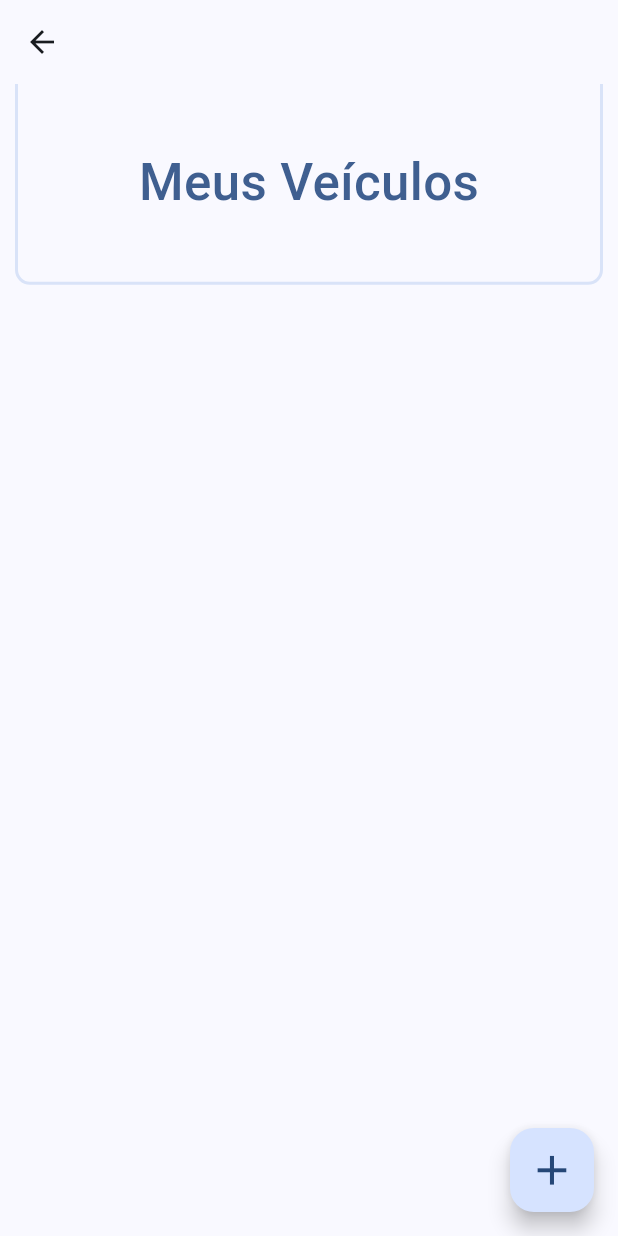
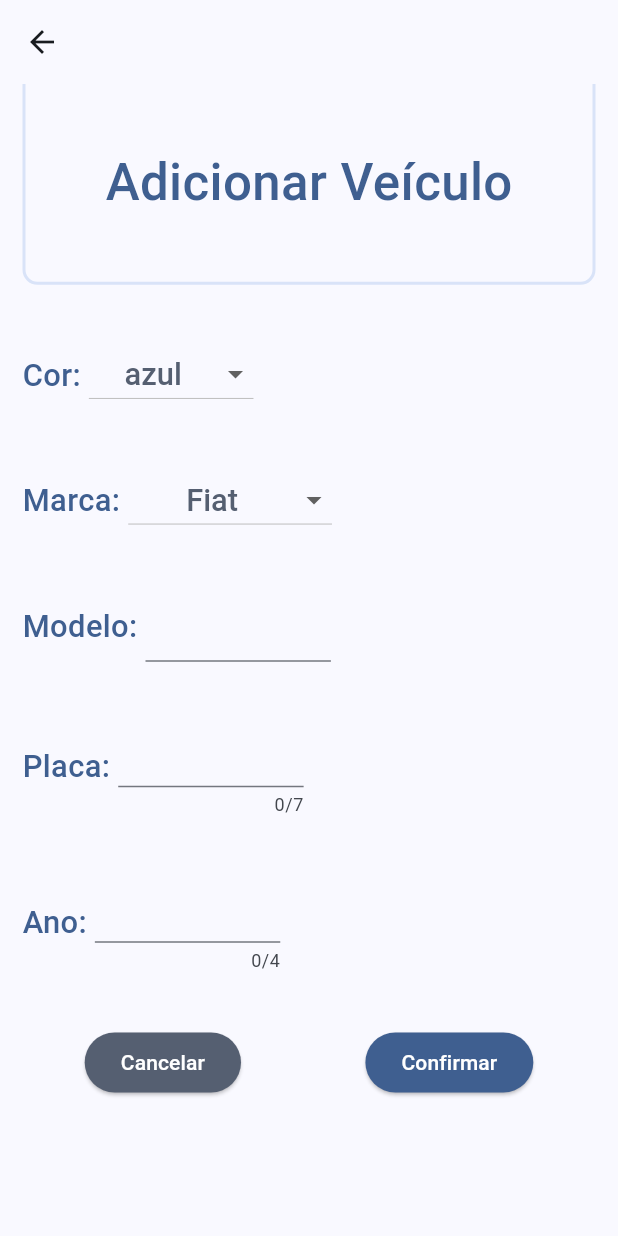
Before and after one commit to meirelesnic/SistemaDeCaronasUFF, a Flutter app: the MeusVeiculos screen opened directly, after a tap on the "add" icon, on a phone screen of 412 x 824 dp. Run offline on Flutter 3.47's test engine with Material 3 defaults, Android fonts, the phone set to English and light mode, and no system bars; our stand-ins replace cloud_firestore, dio, firebase_auth, firebase_core, font_awesome_flutter, google_sign_in and 1 more; missing offline and left inert: dart:ffi, open_street_map_search_and_pick; accounts and stored records are empty.

Commit message:
tela adicionarVeiculo com alguma lógica de controle

```diff
--- /dev/null
+++ b/uff_caronas/lib/view/adicionarVeiculo.dart
@@ -0,0 +1,411 @@
+import 'package:flutter/material.dart';
+import 'package:uff_caronas/view/login.dart';
+import '../controller/VeiculoController.dart';
+import '../model/DAO/VeiculoDAO.dart';
+import '../model/modelos/Veiculo.dart';
+import 'meusVeiculos.dart';
+
+class AdicionarVeiculo extends StatefulWidget {
+  @override
+  State<AdicionarVeiculo> createState() => _AdicionarVeiculoState();
+}
+
+class _AdicionarVeiculoState extends State<AdicionarVeiculo> {
+  late TextEditingController _placaController;
+  late TextEditingController _brandController;
+  late TextEditingController _modelController;
+  late TextEditingController _yearController;
+
+  String _selectedBrand = '';
+  final List<String> _brands = [
+    'Fiat',
+    'Volkswagen',
+    'Chevrolet',
+    'Ford',
+    'Toyota',
+    'Hyundai',
+    'Honda',
+    'Renault',
+    'Nissan',
+    'Jeep',
+    'Outra',
+  ];
+
+  String _selectedColor = '';
+  final List<String> _colors = [
+    'azul',
+    'amarelo',
+    'branco',
+    'cinza',
+    'laranja',
+    'preto',
+    'verde',
+    'vermelho'
+  ];
+
+  @override
+  void initState() {
+    super.initState();
+    _placaController = TextEditingController();
+    _brandController = TextEditingController();
+    _modelController = TextEditingController();
+    _yearController = TextEditingController();
+    _selectedBrand = _brands[0];
+    _selectedColor = _colors[0]; // Define a cor padrão como a primeira da lista
+  }
+
+  bool _verificarVeiculo(VeiculoController vc) {
+    if (!vc.validaPlaca(_placaController.text)) return false;
+    try {
+      if (!vc.validaAno(int.parse(_yearController.text))) return false;
+    } catch (e) {
+      //controller null
+      return false;
+    }
+    return true;
+  }
+
+  @override
+  Widget build(BuildContext context) {
+    final screenSize = MediaQuery.of(context).size;
+    bool invalido = false;
+    return Scaffold(
+        appBar: AppBar(),
+        body: Padding(
+            padding: const EdgeInsets.symmetric(horizontal: 15),
+            child: Column(
+              mainAxisAlignment: MainAxisAlignment.start,
+              children: [
+                SafeArea(
+                  child: Container(
+                    height: screenSize.height * (130.0 / 800.0),
+                    decoration: BoxDecoration(
+                      color: Theme.of(context).colorScheme.surface,
+                      borderRadius: const BorderRadius.only(
+                        bottomLeft: Radius.circular(10),
+                        bottomRight: Radius.circular(10),
+                      ),
+                      border: Border(
+                        right: BorderSide(
+                          color: Theme.of(context)
+                              .colorScheme
+                              .secondaryContainer, // cor da linha de contorno
+                          width: 2.0, // largura da linha de contorno
+                        ),
+                        left: BorderSide(
+                          color: Theme.of(context)
+                              .colorScheme
+                              .secondaryContainer, // cor da linha de contorno
+                          width: 2.0, // largura da linha de contorno
+                        ),
+                        bottom: BorderSide(
+                          color: Theme.of(context)
+                              .colorScheme
+                              .secondaryContainer, // cor da linha de contorno
+                          width: 2.0, // largura da linha de contorno
+                        ),
+                      ),
+                    ),
+                    child: Container(
+                      width: screenSize.width,
+                      alignment: AlignmentDirectional.center,
+                      margin: EdgeInsets.symmetric(
+                          horizontal: screenSize.width * (25 / 360)),
+                      child: Text(
+                        "Adicionar Veículo",
+                        style: TextStyle(
+                            color: Theme.of(context).colorScheme.primary,
+                            fontWeight: FontWeight.w500,
+                            fontSize: screenSize.height * (33 / 800)),
+                      ),
+                    ),
+                  ),
+                ),
+                Expanded(
+                  child: SingleChildScrollView(
+                    child: Column(
+                        mainAxisAlignment: MainAxisAlignment.spaceBetween,
+                        children: [
+                          Container(
+                            height: screenSize.height * (3 / 5),
+                            child: Column(
+                                mainAxisAlignment:
+                                    MainAxisAlignment.spaceEvenly,
+                                children: [
+                                  Row(
+                                      mainAxisAlignment:
+                                          MainAxisAlignment.start,
+                                      children: [
+                                        Text(
+                                          "Cor: ",
+                                          style: TextStyle(
+                                              color: Theme.of(context)
+                                                  .colorScheme
+                                                  .primary,
+                                              fontWeight: FontWeight.w500,
+                                              fontSize: screenSize.height *
+                                                  (20 / 800)),
+                                        ),
+                                        DropdownButton<String>(
+                                          value: _selectedColor,
+                                          items: _colors.map((color) {
+                                            return DropdownMenuItem<String>(
+                                              value: color,
+                                              child: Text(color),
+                                            );
+                                          }).toList(),
+                                          onChanged: (newValue) {
+                                            setState(() {
+                                              _selectedColor = newValue!;
+                                            });
+                                          },
+                                          style: TextStyle(
+                                              color: Theme.of(context)
+                                                  .colorScheme
+                                                  .secondary,
+                                              fontWeight: FontWeight.w500,
+                                              fontSize: screenSize.height *
+                                                  (20 / 800)),
+                                          alignment: Alignment.center,
+                                        ),
+                                      ]),
+                                  Row(
+                                    children: [
+                                      Text(
+                                        "Marca: ",
+                                        style: TextStyle(
+                                            color: Theme.of(context)
+                                                .colorScheme
+                                                .primary,
+                                            fontWeight: FontWeight.w500,
+                                            fontSize:
+                                                screenSize.height * (20 / 800)),
+                                      ),
+                                      DropdownButton<String>(
+                                        value: _selectedBrand,
+                                        items: _brands.map((brand) {
+                                          return DropdownMenuItem<String>(
+                                            value: brand,
+                                            child: Text(brand),
+                                          );
+                                        }).toList(),
+                                        onChanged: (String? newValue) {
+                                          setState(() {
+                                            _selectedBrand = newValue!;
+                                            if (newValue == 'Outra')
+                                              _brandController.clear();
+                                          });
+                                        },
+                                        style: TextStyle(
+                                            color: Theme.of(context)
+                                                .colorScheme
+                                                .secondary,
+                                            fontWeight: FontWeight.w500,
+                                            fontSize:
+                                                screenSize.height * (20 / 800)),
+                                        alignment: Alignment.center,
+                                      ),
+                                    ],
+                                  ),
+                                  Row(children: [
+                                    Text(
+                                      "Modelo: ",
+                                      style: TextStyle(
+                                          color: Theme.of(context)
+                                              .colorScheme
+                                              .primary,
+                                          fontWeight: FontWeight.w500,
+                                          fontSize:
+                                              screenSize.height * (20 / 800)),
+                                    ),
+                                    SizedBox(
+                                        width: screenSize.width * (0.3),
+                                        child: TextField(
+                                          controller: _modelController,
+                                          style: TextStyle(
+                                              color: Theme.of(context)
+                                                  .colorScheme
+                                                  .secondary,
+                                              fontWeight: FontWeight.w500,
+                                              fontSize: screenSize.height *
+                                                  (20 / 800)),
+                                          textAlign: TextAlign.start,
+                                        ))
+                                  ]),
+                                  Row(children: [
+                                    Text(
+                                      "Placa: ",
+                                      style: TextStyle(
+                                          color: Theme.of(context)
+                                              .colorScheme
+                                              .primary,
+                                          fontWeight: FontWeight.w500,
+                                          fontSize:
+                                              screenSize.height * (20 / 800)),
+                                    ),
+                                    SizedBox(
+                                        width: screenSize.width * (0.3),
+                                        child: TextField(
+                                          maxLength: 7,
+                                          controller: _placaController,
+                                          style: TextStyle(
+                                              color: Theme.of(context)
+                                                  .colorScheme
+                                                  .secondary,
+                                              fontWeight: FontWeight.w500,
+                                              fontSize: screenSize.height *
+                                                  (20 / 800)),
+                                          textAlign: TextAlign.start,
+                                        ))
+                                  ]),
+                                  Row(children: [
+                                    Text(
+                                      "Ano: ",
+                                      style: TextStyle(
+                                          color: Theme.of(context)
+                                              .colorScheme
+                                              .primary,
+                                          fontWeight: FontWeight.w500,
+                                          fontSize:
+                                              screenSize.height * (20 / 800)),
+                                    ),
+                                    SizedBox(
+                                        width: screenSize.width * (0.3),
+                                        child: TextField(
+                                          maxLength: 4,
+                                          keyboardType: TextInputType.number,
+                                          controller: _yearController,
+                                          style: TextStyle(
+                                              color: Theme.of(context)
+                                                  .colorScheme
+                                                  .secondary,
+                                              fontWeight: FontWeight.w500,
+                                              fontSize: screenSize.height *
+                                                  (20 / 800)),
+                                          textAlign: TextAlign.start,
+                                        ))
+                                  ]),
+                                  // Aqui você pode adicionar os campos restantes conforme necessário
+                                ]),
+                          ),
+                          Padding(
+                            padding: const EdgeInsets.only(bottom: 10),
+                            child: Row(
+                              mainAxisAlignment: MainAxisAlignment.spaceAround,
+                              children: [
+                                ElevatedButton(
+                                  onPressed: () async {
+                                    Navigator.of(context).pop();
+                                  },
+                                  style: ElevatedButton.styleFrom(
+                                    backgroundColor:
+                                        Theme.of(context).colorScheme.secondary,
+                                  ),
+                                  child: Text(
+                                    'Cancelar',
+                                    style: TextStyle(
+                                      color: Theme.of(context)
+                                          .colorScheme
+                                          .onSecondary,
+                                    ),
+                                  ),
+                                ),
+                                ElevatedButton(
+                                  onPressed: () async {
+                                    var autenticacaoVeiculo =
+                                        VeiculoController();
+                                    if (_verificarVeiculo(
+                                        autenticacaoVeiculo)) {
+                                      print(1);
+                                      showDialog(
+                                        context: context,
+                                        builder: (BuildContext context) {
+                                          return AlertDialog(
+                                            content: Text(
+                                                'Deseja cadastrar o seguinte veículo:\nmodelo: ${_modelController.text}\nmarca: ${_brandController.text}\ncor: ${_selectedColor}\nano: ${int.parse(_yearController.text)}\nplaca: ${_placaController.text}.'),
+                                            actions: [
+                                              TextButton(
+                                                onPressed: () {
+                                                  Navigator.of(context).pop();
+                                                },
+                                                child: Text('Não'),
+                                              ),
+                                              TextButton(
+                                                onPressed: () {
+                                                  Navigator.of(context).pop();
+                                                  autenticacaoVeiculo
+                                                      .salvarVeiculo(
+                                                          _modelController.text,
+                                                          _brandController.text,
+                                                          _selectedColor,
+                                                          int.parse(
+                                                              _yearController
+                                                                  .text),
+                                                          user!.id,
+                                                          _placaController
+                                                              .text);
+                                                  Navigator.of(context).pop();
+                                                },
+                                                child: Text('Sim'),
+                                              ),
+                                            ],
+                                          );
+                                        },
+                                      );
+                                      /*
+                                    // Cria um novo veículo com as informações dos campos de texto
+                                    _autenticacaoVeiculo.salvarVeiculo(
+                                        _modelController.text,
+                                        _brandController.text,
+                                        _selectedColor,
+                                        int.parse(_yearController.text),
+                                        user!.id,
+                                        _placaController.text);*/
+                                    } else {
+                                      showDialog(
+                                        context: context,
+                                        builder: (BuildContext context) {
+                                          return AlertDialog(
+                                            title: Text("Campo incorreto"),
+                                            content: Text(
+                                                'Não foi possível confirmar, pois algum dos campos foi preenchido incorretamente.'),
+                                            actions: [
+                                              TextButton(
+                                                onPressed: () {
+                                                  Navigator.of(context).pop();
+                                                },
+                                                child: Text('OK'),
+                                              ),
+                                            ],
+                                          );
+                                        },
+                                      );
+                                      ;
+                                    }
+                                    // Adiciona o novo veículo ao banco de dados
+                                    //VeiculoController().adicionarVeiculo(novoVeiculo);
+                                    // Após adicionar, navega de volta para a tela MeusVeiculos
+                                  },
+                                  style: ElevatedButton.styleFrom(
+                                    backgroundColor:
+                                        Theme.of(context).colorScheme.primary,
+                                  ),
+                                  child: Text(
+                                    'Confirmar',
+                                    style: TextStyle(
+                                      color: Theme.of(context)
+                                          .colorScheme
+                                          .onPrimary,
+                                    ),
+                                  ),
+                                ),
+                              ],
+                            ),
+                          ),
+                        ]),
+                  ),
+                ),
+              ],
+            )));
+  }
+}
--- a/uff_caronas/lib/view/home.dart
+++ b/uff_caronas/lib/view/home.dart
@@ -57,7 +57,7 @@ class _HomeState extends State<Home> {
                 ),
                 child: Container(
                   margin: EdgeInsets.symmetric(
-                      horizontal: screenSize.width * (25 /360)),
+                      horizontal: screenSize.width * (25 / 360)),
                   child: Row(
                     mainAxisAlignment: MainAxisAlignment.start,
                     children: [
@@ -81,8 +81,7 @@ class _HomeState extends State<Home> {
                                     color:
                                         Theme.of(context).colorScheme.primary,
                                   )),
-                          Text(
-                              user!.nome,
+                          Text(user!.nome,
                               style: Theme.of(context)
                                   .textTheme
                                   .titleMedium
--- a/uff_caronas/lib/view/meusVeiculos.dart
+++ b/uff_caronas/lib/view/meusVeiculos.dart
@@ -1,8 +1,10 @@
 import 'package:flutter/cupertino.dart';
 import 'package:flutter/material.dart';
+import 'package:uff_caronas/view/cadastrarVeiculo.dart';
 import 'package:uff_caronas/view/custom_widgets/veiculoCard.dart';
 import '../model/DAO/VeiculoDAO.dart';
 import '../model/modelos/Veiculo.dart';
+import 'adicionarVeiculo.dart';
 import 'login.dart';
 
 class MeusVeiculos extends StatefulWidget {
@@ -32,7 +34,21 @@ class _MeusVeiculosState extends State<MeusVeiculos> {
     return Scaffold(
       appBar: AppBar(),
       floatingActionButton: FloatingActionButton(
-        onPressed: () {},
+        onPressed: () => Navigator.of(context).push(
+          PageRouteBuilder(
+            pageBuilder: (context, animation, secondaryAnimation) {
+              return AdicionarVeiculo();
+            },
+            transitionsBuilder:
+                (context, animation, secondaryAnimation, child) {
+              return FadeTransition(
+                opacity: animation,
+                child: child,
+              );
+            },
+            transitionDuration: Duration(milliseconds: 250),
+          ),
+        ),
         tooltip: 'Add',
         child: Icon(
           Icons.add,
```
